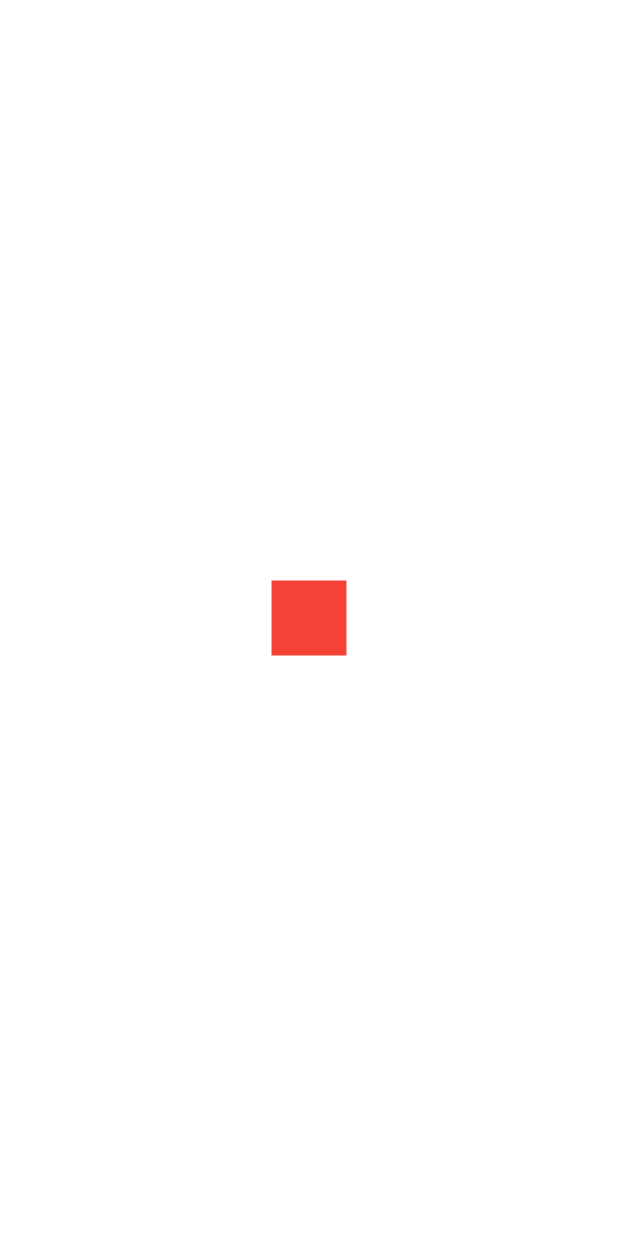
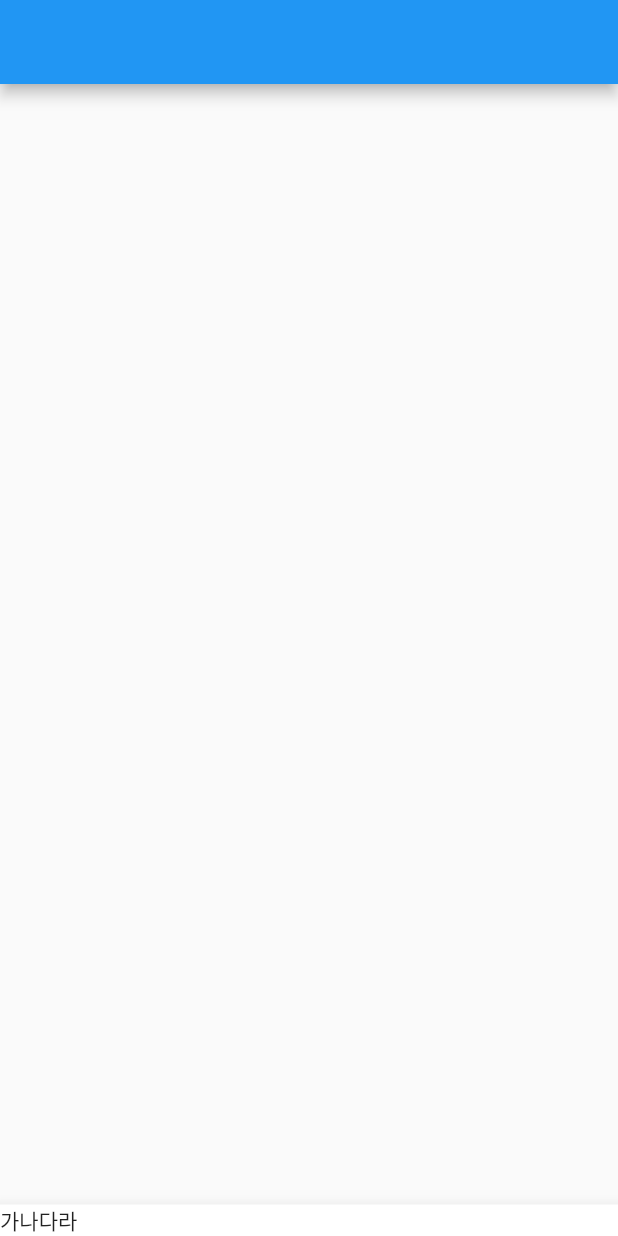
Before and after one commit to Hamjeonghui/contact, a Flutter app: the screen it shows after launch, on a phone screen of 412 x 824 dp. Run offline on Flutter 3.47's test engine with Material 2 defaults, Android fonts, the phone set to English and light mode, and no system bars.

Commit message:
Divide by three section(top, middle, bottom)

```diff
--- a/lib/main.dart
+++ b/lib/main.dart
@@ -9,13 +9,12 @@ class MyApp extends StatelessWidget {
   @override
   Widget build(BuildContext context) {
 
+    // Material이라는 위젯을 활용함으로써 Google에서 제공하는 Custom||Material Thema를 사용할 수 있게 된다.
     return MaterialApp(
-      // Center= 자식요소의 위치를 정해주는 위젯
-      // 이로써 위젯 안에 위젯을 선언할 수 있음을 증명할 수 있다.
-      home: Center(
-        // SizeBox()와 같은 용도로 사용된다.
-        // 사이즈 단위는 LP이며, 부모요소를 기준으로 하여 측정을 시작하고, 종료한다.
-        child: Container( width: 50,height: 50, color: Colors.red )
+      home: Scaffold( //상 중 하로 나누어주는 위젯
+        appBar: AppBar(), // 상단 위젯
+        body: Container(), //중앙 위젯
+        bottomNavigationBar: BottomAppBar( child:Text('가나다라') ) //하단 위젯
       )
     );
   }
```
